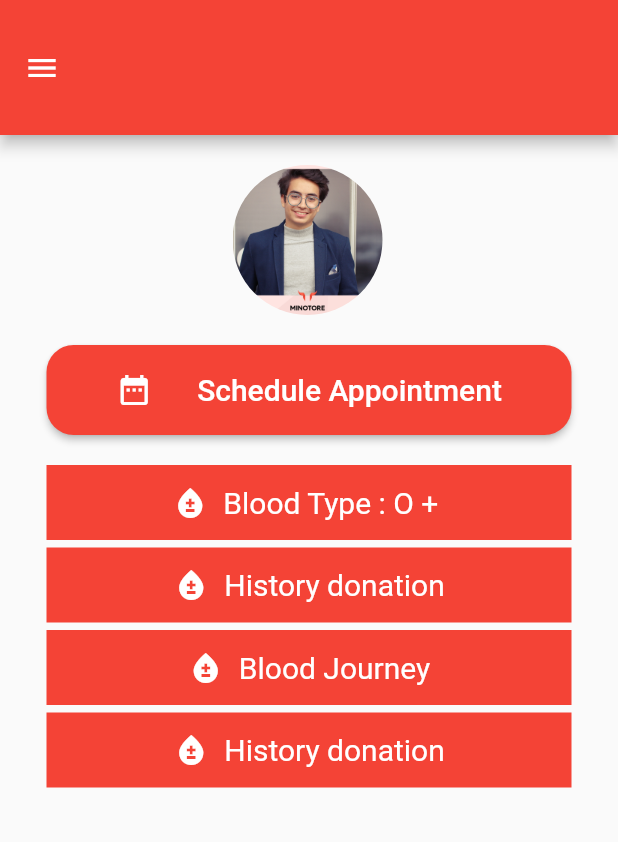
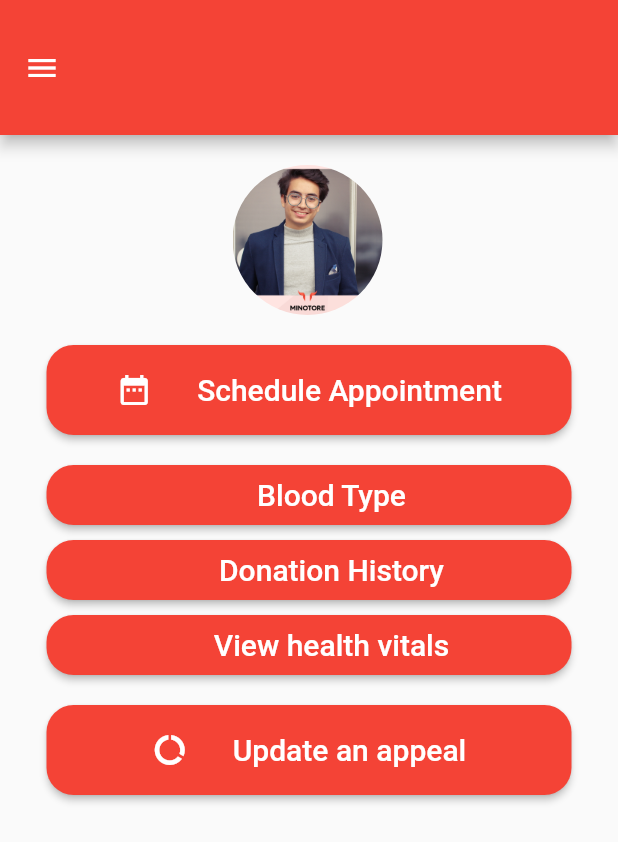
Before and after one commit to tmarmedaziz/idonate, a Flutter app: the Profile screen opened directly, on a phone screen of 412 x 824 dp. Shown: the top 842 px of the screen. Run offline on Flutter 3.47's test engine with Material 2 defaults, Android fonts, the phone set to English and light mode, and no system bars; our stand-ins replace animated_splash_screen, cloud_firestore, firebase_auth, firebase_core, fluttertoast; accounts and stored records are empty.

Commit message:
Blood Types :) and other screens

```diff
--- a/lib/main.dart
+++ b/lib/main.dart
@@ -3,8 +3,6 @@ import 'package:firebase_core/firebase_core.dart';
 import 'package:flutter/cupertino.dart';
 import 'package:flutter/material.dart';
 import 'package:flutter_application_1/screens/login.dart';
-import 'package:flutter_application_1/screens/profile.dart';
-import 'package:flutter_application_1/screens/registration.dart';
 
 Future<void> main() async {
   WidgetsFlutterBinding.ensureInitialized();
--- a/lib/screens/profile.dart
+++ b/lib/screens/profile.dart
@@ -2,10 +2,13 @@ import 'package:cloud_firestore/cloud_firestore.dart';
 import 'package:firebase_auth/firebase_auth.dart';
 import 'package:flutter/material.dart';
 import 'package:flutter_application_1/model/user_model.dart';
+import 'package:flutter_application_1/screens/appeal.dart';
+import 'package:flutter_application_1/screens/history.dart';
 import 'package:flutter_application_1/screens/login.dart';
-import 'package:flutter_application_1/screens/profile.dart';
+import 'package:flutter_application_1/screens/type.dart';
+import 'package:flutter_application_1/screens/vitals.dart';
 
-Widget list({required String text, required Function ontap}) {
+Widget list({required String text, required Function ontap, color}) {
   return Column(
     children: [
       const SizedBox(height: 15),
@@ -113,9 +116,8 @@ class _ProfileState extends State<Profile> {
               child: null,
             ),
           ),
-          list(text: 'Edit Profile', ontap: () {}),
           list(
-              text: 'View health vitals',
+              text: 'Edit Profile',
               ontap: () {
                 Navigator.pop(context);
               }),
@@ -188,10 +190,108 @@ class _ProfileState extends State<Profile> {
               ),
             ),
             const SizedBox(height: 20),
-            listview(text: 'Blood Type : O + ', color: Colors.red),
-            listview(text: 'History donation', color: Colors.red),
-            listview(text: 'Blood Journey', color: Colors.red),
-            listview(text: 'History donation', color: Colors.red),
+            SizedBox(
+              width: 350,
+              height: 40,
+              child: RaisedButton(
+                shape: RoundedRectangleBorder(
+                    borderRadius: BorderRadius.circular(18.0)),
+                color: Colors.red,
+                onPressed: () {
+                  Navigator.pushReplacement(
+                      context, MaterialPageRoute(builder: (_) => BloodType()));
+                },
+                child: Row(
+                  mainAxisAlignment: MainAxisAlignment.center,
+                  children: [
+                    SizedBox(width: 30),
+                    Text(
+                      'Blood Type',
+                      textAlign: TextAlign.center,
+                      style: TextStyle(color: Colors.white, fontSize: 20),
+                    )
+                  ],
+                ),
+              ),
+            ),
+            const SizedBox(height: 10),
+            SizedBox(
+              width: 350,
+              height: 40,
+              child: RaisedButton(
+                shape: RoundedRectangleBorder(
+                    borderRadius: BorderRadius.circular(18.0)),
+                color: Colors.red,
+                onPressed: () {
+                  Navigator.pushReplacement(
+                      context, MaterialPageRoute(builder: (_) => History()));
+                },
+                child: Row(
+                  mainAxisAlignment: MainAxisAlignment.center,
+                  children: [
+                    SizedBox(width: 30),
+                    Text(
+                      'Donation History',
+                      textAlign: TextAlign.center,
+                      style: TextStyle(color: Colors.white, fontSize: 20),
+                    )
+                  ],
+                ),
+              ),
+            ),
+            const SizedBox(height: 10),
+            SizedBox(
+              width: 350,
+              height: 40,
+              child: RaisedButton(
+                shape: RoundedRectangleBorder(
+                    borderRadius: BorderRadius.circular(18.0)),
+                color: Colors.red,
+                onPressed: () {
+                  Navigator.pushReplacement(
+                      context, MaterialPageRoute(builder: (_) => Vitals()));
+                },
+                child: Row(
+                  mainAxisAlignment: MainAxisAlignment.center,
+                  children: [
+                    SizedBox(width: 30),
+                    Text(
+                      'View health vitals',
+                      textAlign: TextAlign.center,
+                      style: TextStyle(color: Colors.white, fontSize: 20),
+                    )
+                  ],
+                ),
+              ),
+            ),
+            const SizedBox(height: 20),
+            SizedBox(
+              width: 350,
+              height: 60,
+              child: RaisedButton(
+                shape: RoundedRectangleBorder(
+                    borderRadius: BorderRadius.circular(18.0)),
+                color: Colors.red,
+                onPressed: () {
+                  Navigator.pushReplacement(
+                      context, MaterialPageRoute(builder: (_) => Appeal()));
+                },
+                child: Row(
+                  mainAxisAlignment: MainAxisAlignment.center,
+                  children: [
+                    Icon(
+                      Icons.data_saver_off_rounded,
+                      color: Colors.white,
+                    ),
+                    SizedBox(width: 30),
+                    Text(
+                      'Update an appeal',
+                      style: TextStyle(color: Colors.white, fontSize: 20),
+                    )
+                  ],
+                ),
+              ),
+            ),
           ],
         ),
       ),
--- a/lib/screens/registration.dart
+++ b/lib/screens/registration.dart
@@ -1,10 +1,6 @@
-//import 'dart:html';
-
 import 'package:cloud_firestore/cloud_firestore.dart';
 import 'package:firebase_auth/firebase_auth.dart';
-import 'package:firebase_core/firebase_core.dart';
 import 'package:flutter/material.dart';
-import 'dart:async';
 import 'package:flutter/cupertino.dart';
 import 'package:flutter_application_1/model/user_model.dart';
 import 'package:flutter_application_1/screens/profile.dart';
--- a/pubspec.yaml
+++ b/pubspec.yaml
@@ -37,6 +37,8 @@ dependencies:
   flutter_cupertino_date_picker: ^1.0.26+2
   fluttertoast: ^8.0.8
   table_calendar: ^3.0.3
+  flutter_svg: ^1.0.0
+  image_picker: ^0.8.4+4
 
 dev_dependencies:
   flutter_lints: ^1.0.0
```
Also changed, not shown: lib/screens/appeal.dart (added, +38 -0 lines), lib/screens/history.dart (added, +38 -0 lines), lib/screens/type.dart (added, +98 -0 lines), lib/screens/vitals.dart (added, +38 -0 lines), pubspec.lock.
